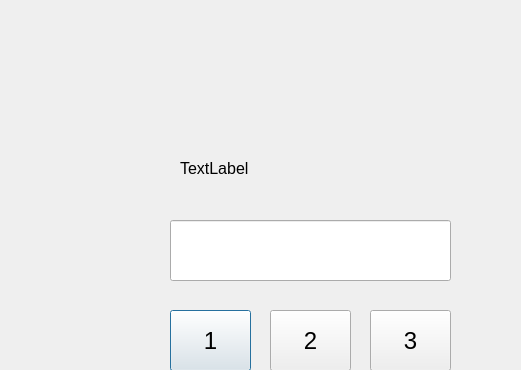
Qt form bank-automat/login.ui (alavuvi/atm-simulator-project) before a commit; both pictures show x 330 to 851 and y 0 to 370 of the 1280 by 720 pixel window.
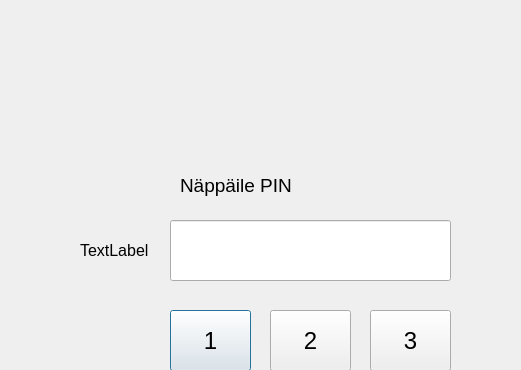
The same form after that commit.

The edit to the form file:
```diff
--- a/bank-automat/login.ui
+++ b/bank-automat/login.ui
@@ -250,10 +250,10 @@
   <widget class="QLabel" name="labelCardnumber">
    <property name="geometry">
     <rect>
-     <x>510</x>
-     <y>160</y>
-     <width>181</width>
-     <height>16</height>
+     <x>410</x>
+     <y>240</y>
+     <width>81</width>
+     <height>21</height>
     </rect>
    </property>
    <property name="font">
@@ -278,6 +278,24 @@
     <string/>
    </property>
   </widget>
+  <widget class="QLabel" name="label">
+   <property name="geometry">
+    <rect>
+     <x>510</x>
+     <y>170</y>
+     <width>261</width>
+     <height>31</height>
+    </rect>
+   </property>
+   <property name="font">
+    <font>
+     <pointsize>14</pointsize>
+    </font>
+   </property>
+   <property name="text">
+    <string>Näppäile PIN</string>
+   </property>
+  </widget>
  </widget>
  <resources/>
  <connections/>
```
